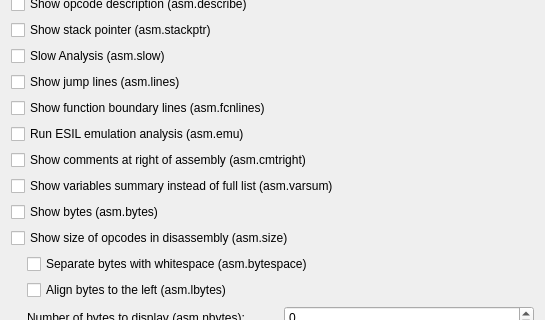
Above: src/dialogs/preferences/AsmOptionsWidget.ui from rizinorg/cutter before the change; both pictures show x 0 to 545 and y 95 to 415 of the 545 by 710 pixel window. Below: the same form after it.
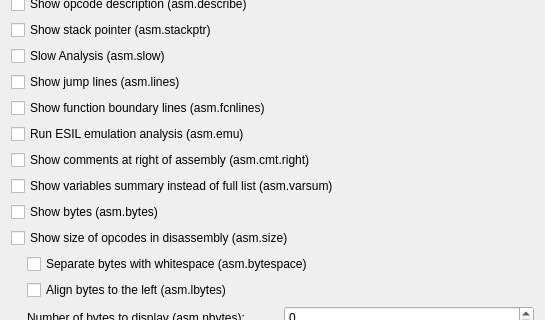
That is the form after the change.

Commit message: Correct asm.cmtright to asm.cmt.right

```diff
--- a/src/dialogs/preferences/AsmOptionsWidget.ui
+++ b/src/dialogs/preferences/AsmOptionsWidget.ui
@@ -80,7 +80,7 @@
    <item>
     <widget class="QCheckBox" name="cmtrightCheckBox">
      <property name="text">
-      <string>Show comments at right of assembly (asm.cmtright)</string>
+      <string>Show comments at right of assembly (asm.cmt.right)</string>
      </property>
     </widget>
    </item>
```
The commit also changes 1 other file.
